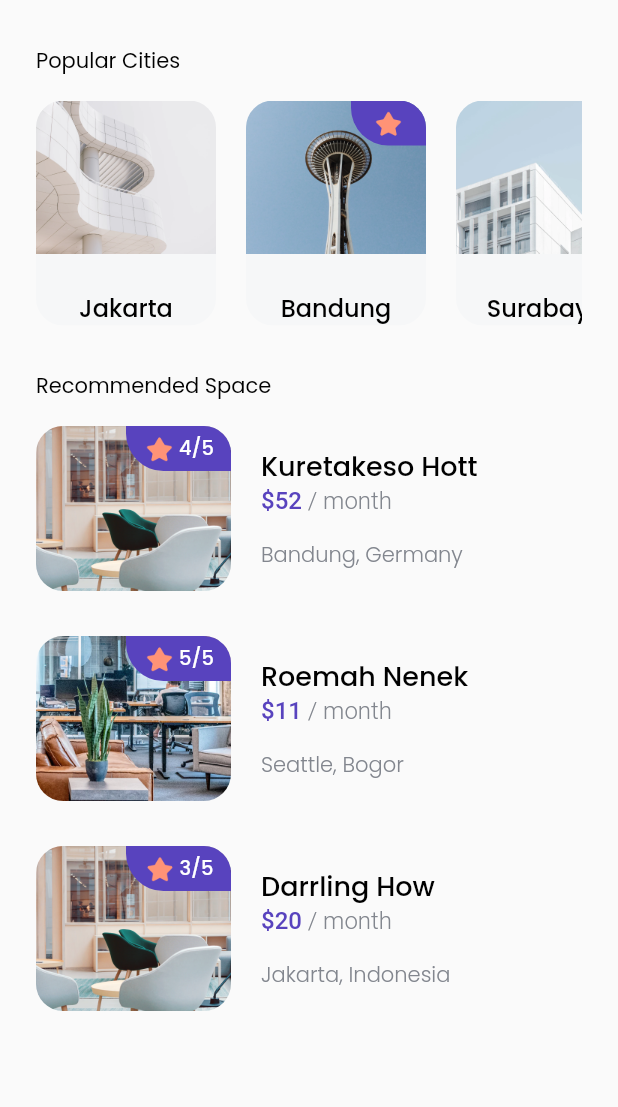
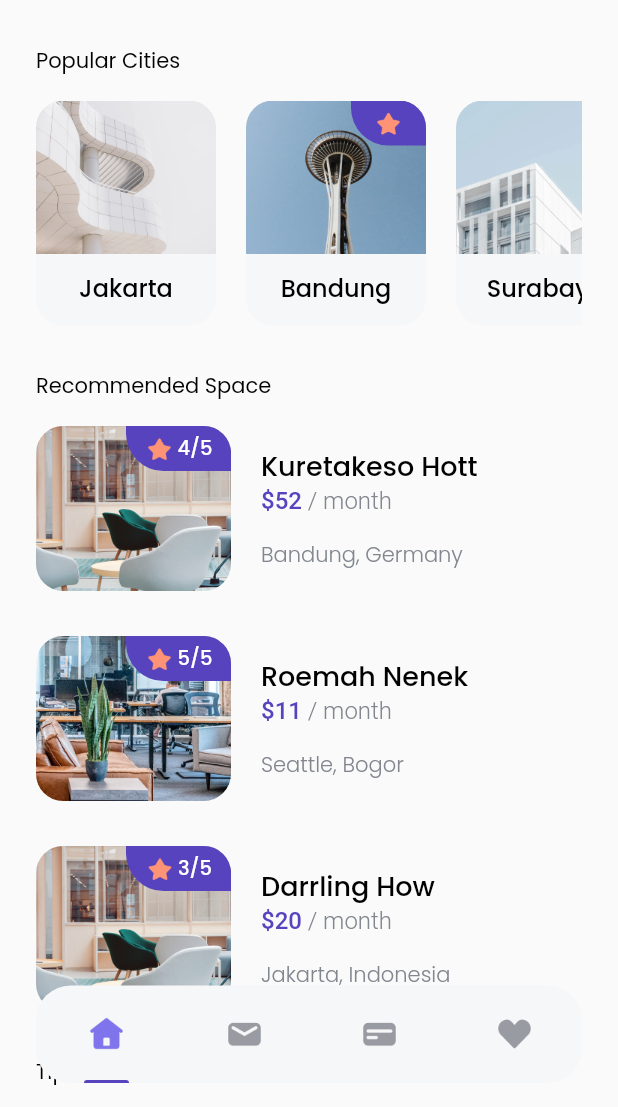
Before and after one commit to ilhamabdulm/flutter-bwa-cozy, a Flutter app: the screen it shows after launch, after a tap on "Explore Now", on a phone screen of 412 x 824 dp, the part 129-1236 px from its top. Run offline on Flutter 3.47's test engine with Material 2 defaults, Android fonts, the phone set to English and light mode, and no system bars; our stand-ins replace google_fonts.

Commit message:
update: add bottom navigation

```diff
--- a/lib/data/dummy.dart
+++ b/lib/data/dummy.dart
@@ -1,5 +1,6 @@
 import 'package:cozy_app/models/city.dart';
 import 'package:cozy_app/models/space.dart';
+import 'package:cozy_app/models/tip.dart';
 
 List listOfCity = [
   City(image: 'assets/images/cozy-city-1.png', name: 'Jakarta'),
@@ -28,3 +29,14 @@ List listOfSpace = [
       location: 'Jakarta, Indonesia',
       rating: '3/5')
 ];
+
+List listOfTip = [
+  Tip(
+      imageUrl: 'assets/images/cozy-tips-1.png',
+      name: 'City Guidelines',
+      lastUpdated: 'Updated 20 Apr'),
+  Tip(
+      imageUrl: 'assets/images/cozy-tips-2.png',
+      name: 'Jakarta Fairship',
+      lastUpdated: 'Updated 11 Dec'),
+];
--- /dev/null
+++ b/lib/models/tip.dart
@@ -0,0 +1,8 @@
+class Tip {
+  int id;
+  String name;
+  String lastUpdated;
+  String imageUrl;
+
+  Tip({this.id = 0, this.name = '', this.lastUpdated = '', this.imageUrl = ''});
+}
--- a/lib/pages/home.dart
+++ b/lib/pages/home.dart
@@ -1,9 +1,9 @@
 import 'package:cozy_app/data/dummy.dart';
-import 'package:cozy_app/models/city.dart';
 import 'package:cozy_app/themes/typhography.dart';
+import 'package:cozy_app/widgets/bottom_navbar_item.dart';
 import 'package:cozy_app/widgets/city_card.dart';
 import 'package:cozy_app/widgets/space_card.dart';
-import 'package:cozy_app/widgets/star_badge.dart';
+import 'package:cozy_app/widgets/tips_card.dart';
 import 'package:flutter/material.dart';
 
 class HomePage extends StatelessWidget {
@@ -12,9 +12,12 @@ class HomePage extends StatelessWidget {
     return Scaffold(
       body: SafeArea(
           child: Padding(
-        padding: EdgeInsets.all(24),
+        padding: EdgeInsets.symmetric(horizontal: 24),
         child: ListView(
           children: [
+            const SizedBox(
+              height: 24,
+            ),
             Column(
               crossAxisAlignment: CrossAxisAlignment.start,
               children: [
@@ -22,7 +25,7 @@ class HomePage extends StatelessWidget {
                   'Explore Now',
                   style: blackTextStyle.copyWith(fontSize: 24),
                 ),
-                SizedBox(
+                const SizedBox(
                   height: 2,
                 ),
                 Text(
@@ -31,7 +34,7 @@ class HomePage extends StatelessWidget {
                 )
               ],
             ),
-            SizedBox(
+            const SizedBox(
               height: 30,
             ),
             Column(
@@ -41,14 +44,14 @@ class HomePage extends StatelessWidget {
                   'Popular Cities',
                   style: regularTextStyle,
                 ),
-                SizedBox(
+                const SizedBox(
                   height: 16,
                 ),
                 Container(
                   height: 150,
                   child: ListView.separated(
                     scrollDirection: Axis.horizontal,
-                    separatorBuilder: ((context, index) => SizedBox(
+                    separatorBuilder: ((context, index) => const SizedBox(
                           width: 20,
                         )),
                     itemCount: listOfCity.length,
@@ -59,7 +62,7 @@ class HomePage extends StatelessWidget {
                 ),
               ],
             ),
-            SizedBox(
+            const SizedBox(
               height: 30,
             ),
             Column(
@@ -69,7 +72,7 @@ class HomePage extends StatelessWidget {
                   'Recommended Space',
                   style: regularTextStyle,
                 ),
-                SizedBox(
+                const SizedBox(
                   height: 16,
                 ),
                 Column(
@@ -80,17 +83,66 @@ class HomePage extends StatelessWidget {
                               SpaceCard(
                                 space: listOfSpace[index],
                               ),
-                              SizedBox(
+                              const SizedBox(
                                 height: 30,
                               )
                             ],
                           )),
                 )
               ],
+            ),
+            Column(
+              crossAxisAlignment: CrossAxisAlignment.start,
+              children: [
+                Text(
+                  'Tips & Guidance',
+                  style: regularTextStyle,
+                ),
+                const SizedBox(
+                  height: 16,
+                ),
+                Column(
+                  children: List.generate(
+                      listOfTip.length,
+                      (index) => Column(
+                            children: [
+                              TipsCard(
+                                tip: listOfTip[index],
+                              ),
+                              const SizedBox(
+                                height: 30,
+                              )
+                            ],
+                          )),
+                )
+              ],
+            ),
+            const SizedBox(
+              height: 74,
             )
           ],
         ),
       )),
+      floatingActionButton: Container(
+        height: 65,
+        width: MediaQuery.of(context).size.width - (2 * 24),
+        decoration: BoxDecoration(
+            color: Color(0xffF6F7F8), borderRadius: BorderRadius.circular(23)),
+        child: Row(
+          mainAxisAlignment: MainAxisAlignment.spaceAround,
+          children: [
+            BottomNavbarItem(
+                icon: 'assets/icons/icon-home-active.png', isActive: true),
+            BottomNavbarItem(
+                icon: 'assets/icons/icon-mail.png', isActive: false),
+            BottomNavbarItem(
+                icon: 'assets/icons/icon-card.png', isActive: false),
+            BottomNavbarItem(
+                icon: 'assets/icons/icon-love.png', isActive: false)
+          ],
+        ),
+      ),
+      floatingActionButtonLocation: FloatingActionButtonLocation.centerFloat,
     );
   }
 }
--- /dev/null
+++ b/lib/widgets/bottom_navbar_item.dart
@@ -0,0 +1,37 @@
+import 'package:cozy_app/themes/colors.dart';
+import 'package:flutter/material.dart';
+
+class BottomNavbarItem extends StatelessWidget {
+  const BottomNavbarItem(
+      {super.key, required this.icon, required this.isActive});
+
+  final String icon;
+  final bool isActive;
+
+  @override
+  Widget build(BuildContext context) {
+    return InkWell(
+      onTap: (() {}),
+      child: Column(
+        children: [
+          const Spacer(),
+          Image.asset(
+            icon,
+            width: 26,
+          ),
+          const Spacer(),
+          isActive
+              ? Container(
+                  width: 30,
+                  height: 2,
+                  decoration: BoxDecoration(
+                      color: primaryPurple,
+                      borderRadius:
+                          BorderRadius.vertical(top: Radius.circular(1000))),
+                )
+              : Container()
+        ],
+      ),
+    );
+  }
+}
--- a/lib/widgets/city_card.dart
+++ b/lib/widgets/city_card.dart
@@ -18,8 +18,7 @@ class CityCard extends StatelessWidget {
         color: Color(0xffF6F7F8),
         child: Column(
           children: [
-            Expanded(
-              child: Stack(children: [
+            Stack(children: [
               Image.asset(
                 city.image,
                 width: 120,
@@ -28,8 +27,7 @@ class CityCard extends StatelessWidget {
               ),
               city.isPopular ? StarBadge() : Container(),
             ]),
-            ),
-            SizedBox(
+            const SizedBox(
               height: 11,
             ),
             Text(
--- a/lib/widgets/space_card.dart
+++ b/lib/widgets/space_card.dart
@@ -10,7 +10,9 @@ class SpaceCard extends StatelessWidget {
 
   @override
   Widget build(BuildContext context) {
-    return Row(
+    return InkWell(
+      onTap: (() {}),
+      child: Row(
         children: [
           ClipRRect(
             borderRadius: BorderRadius.all(Radius.circular(18)),
@@ -59,6 +61,7 @@ class SpaceCard extends StatelessWidget {
             ],
           )
         ],
+      ),
     );
   }
 }
--- a/lib/widgets/star_badge.dart
+++ b/lib/widgets/star_badge.dart
@@ -20,10 +20,13 @@ class StarBadge extends StatelessWidget {
             color: primaryPurple,
             borderRadius: BorderRadius.only(bottomLeft: Radius.circular(25))),
         child: Center(
-          child: Row(mainAxisAlignment: MainAxisAlignment.center, children: [
+          child: Row(
+              mainAxisAlignment: MainAxisAlignment.center,
+              crossAxisAlignment: CrossAxisAlignment.center,
+              children: [
                 Image.asset(
                   'assets/icons/icon-star-orange.png',
-              width: 22,
+                  width: 20,
                 ),
                 SizedBox(
                   width: this.rating != '' ? 2 : 0,
--- /dev/null
+++ b/lib/widgets/tips_card.dart
@@ -0,0 +1,52 @@
+import 'package:cozy_app/models/tip.dart';
+import 'package:cozy_app/themes/typhography.dart';
+import 'package:flutter/material.dart';
+
+class TipsCard extends StatelessWidget {
+  const TipsCard({super.key, required this.tip});
+
+  final Tip tip;
+
+  @override
+  Widget build(BuildContext context) {
+    return Row(
+      children: [
+        Image.asset(
+          tip.imageUrl,
+          width: 80,
+          height: 80,
+          fit: BoxFit.cover,
+        ),
+        const SizedBox(
+          width: 16,
+        ),
+        Column(
+          crossAxisAlignment: CrossAxisAlignment.start,
+          mainAxisAlignment: MainAxisAlignment.start,
+          mainAxisSize: MainAxisSize.max,
+          children: [
+            Text(
+              tip.name,
+              style: blackTextStyle.copyWith(fontSize: 18),
+            ),
+            const SizedBox(
+              height: 4,
+            ),
+            Text(
+              tip.lastUpdated,
+              style: greyTextStyle.copyWith(fontSize: 14),
+            )
+          ],
+        ),
+        const Spacer(),
+        IconButton(
+            onPressed: () {},
+            icon: const Icon(
+              Icons.chevron_right_outlined,
+              color: Color(0xffC9C9C9),
+              size: 24,
+            ))
+      ],
+    );
+  }
+}
```
Also changed, not shown: assets/icons/icon-card.png (added), assets/icons/icon-home-active.png (added), assets/icons/icon-love.png (added), assets/icons/icon-mail.png (added), assets/icons/icon-right-outlined.png (added), assets/images/cozy-tips-1.png (added), assets/images/cozy-tips-2.png (added). Lines whose indentation alone changed are shown as unchanged.
